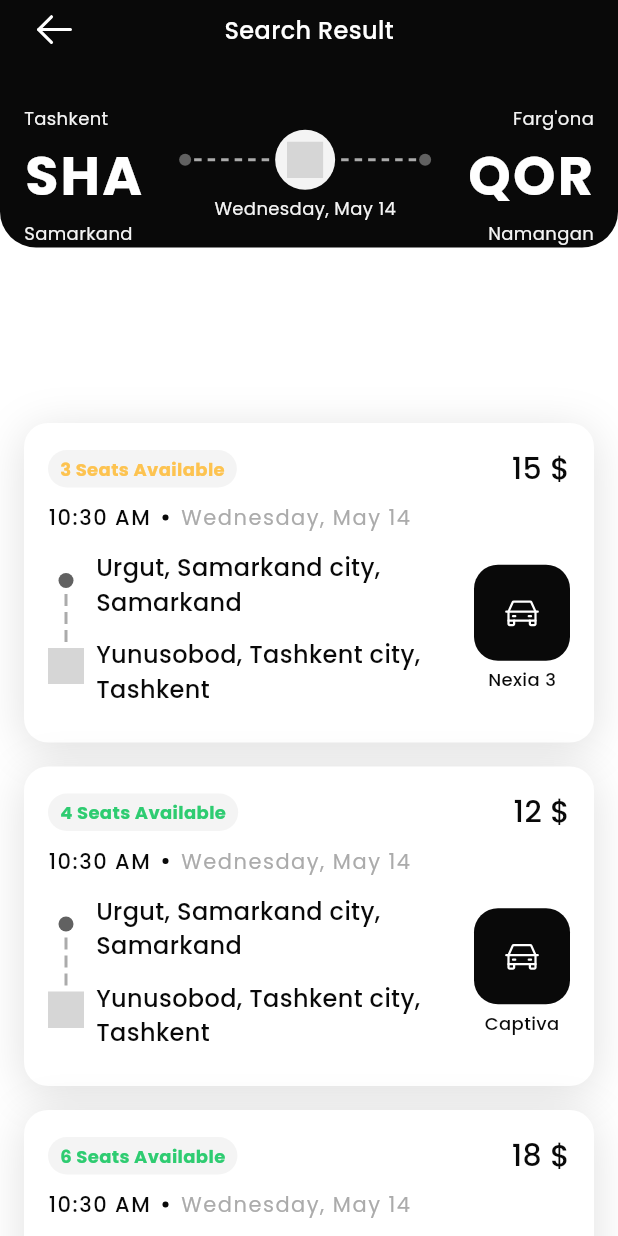
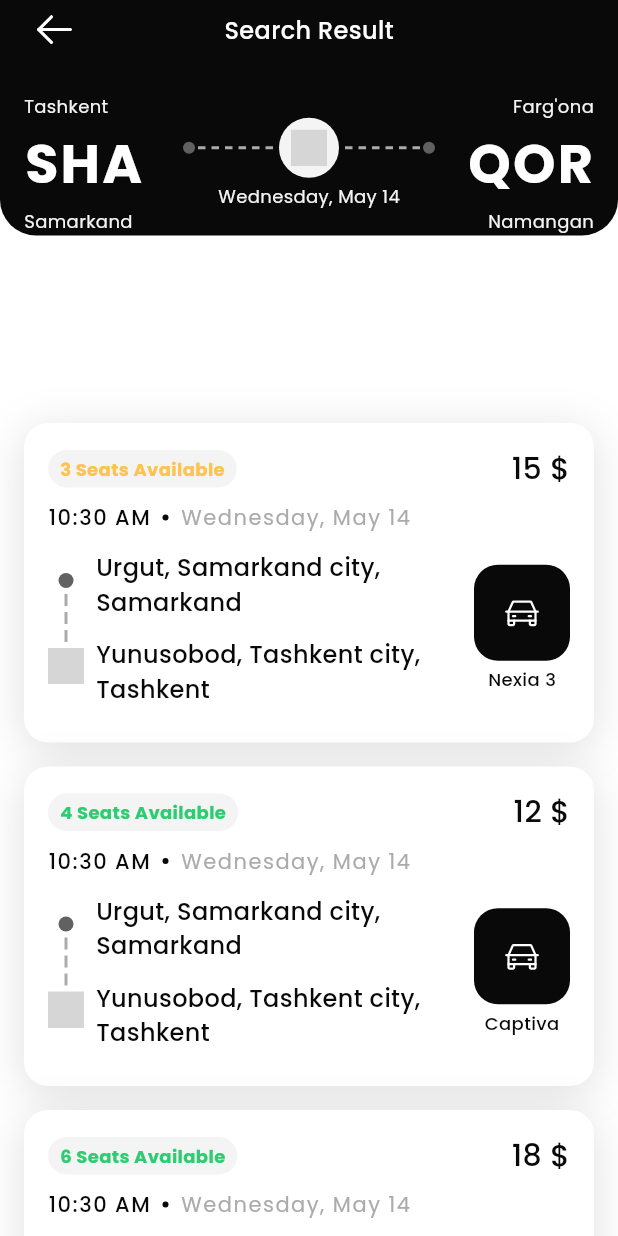
Before and after one commit to IamKhuk/qadam, a Flutter app: the SearchResultScreen screen opened directly with sample values from the repository, on a phone screen of 412 x 824 dp. Run offline on Flutter 3.47's test engine with Material 3 defaults, Android fonts, the light colour scheme and no system bars; our stand-ins replace flutter_svg, flutter_translate, pinput, shared_preferences; accounts and stored records are empty; grey boxes are pictures that could not be loaded.

Commit message:
SCRUM-12 - Some Fixes to Trip Search Results Screen

```diff
--- a/lib/src/ui/menu/home/search_result_screen.dart
+++ b/lib/src/ui/menu/home/search_result_screen.dart
@@ -90,12 +90,13 @@ class _SearchResultScreenState extends State<SearchResultScreen> {
                           const SizedBox(width: 40),
                         ],
                       ),
-                      const SizedBox(height: 30),
+                      const SizedBox(height: 22),
                       Row(
                         mainAxisAlignment: MainAxisAlignment.spaceBetween,
                         crossAxisAlignment: CrossAxisAlignment.center,
                         children: [
-                          Column(
+                          Expanded(
+                            child: Column(
                               crossAxisAlignment: CrossAxisAlignment.start,
                               children: [
                                 Text12h400w(
@@ -128,6 +129,7 @@ class _SearchResultScreenState extends State<SearchResultScreen> {
                                   color: AppTheme.light,
                                 ),
                               ],
+                            ),
                           ),
                           const SizedBox(width: 16),
                           Column(
@@ -212,7 +214,8 @@ class _SearchResultScreenState extends State<SearchResultScreen> {
                             ],
                           ),
                           const SizedBox(width: 16),
-                          Column(
+                          Expanded(
+                            child: Column(
                               crossAxisAlignment: CrossAxisAlignment.end,
                               children: [
                                 Text12h400w(
@@ -246,6 +249,7 @@ class _SearchResultScreenState extends State<SearchResultScreen> {
                                 ),
                               ],
                             ),
+                          ),
                         ],
                       ),
                     ],
```
Lines whose indentation alone changed are shown as unchanged.
